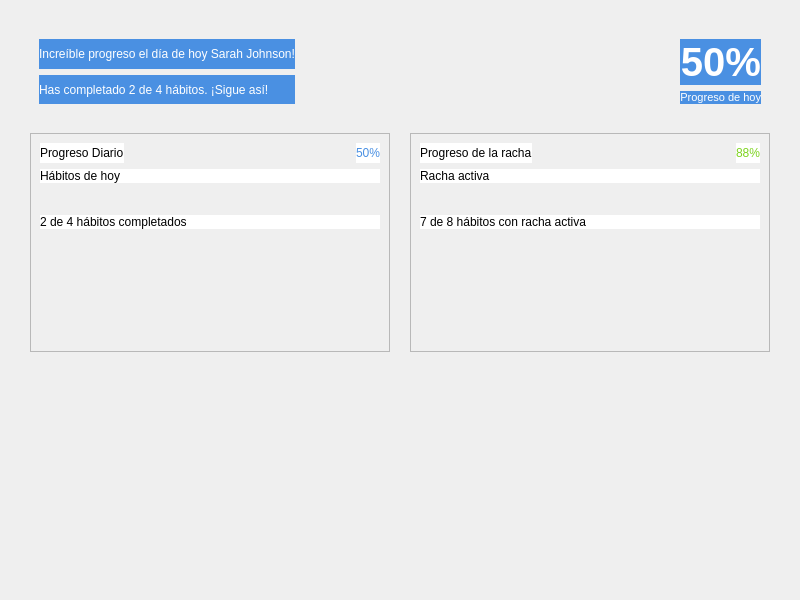
The window that infraestructure/ui/pages/dashboard/dashboard_view.ui (judajaavAlt/PI2) describes before a commit, drawn with Qt 5.
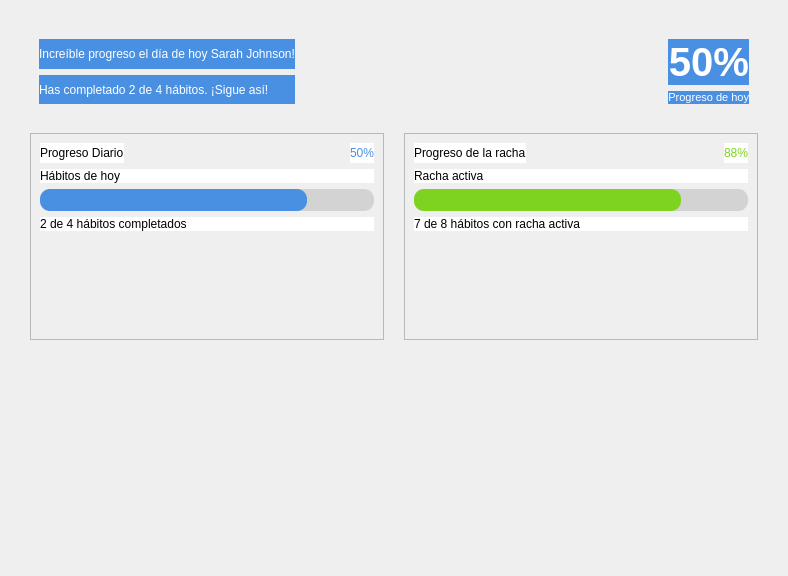
The same window after the commit.

Commit message: dashboard_page fixed, now progress percentages can be set in code

The edit to the form file:
```diff
--- a/infraestructure/ui/pages/dashboard/dashboard_view.ui
+++ b/infraestructure/ui/pages/dashboard/dashboard_view.ui
@@ -6,8 +6,8 @@
    <rect>
     <x>0</x>
     <y>0</y>
-    <width>800</width>
-    <height>600</height>
+    <width>788</width>
+    <height>576</height>
    </rect>
   </property>
   <property name="windowTitle">
@@ -267,71 +267,23 @@
          </widget>
         </item>
         <item>
-         <widget class="QFrame" name="progressBarBackground">
-          <property name="frameShape">
-           <enum>QFrame::Shape::NoFrame</enum>
+         <widget class="QProgressBar" name="progress_bar_today">
+          <property name="styleSheet">
+           <string notr="true">QProgressBar {
+	border-radius: 10px;
+	background: lightgray;  /* Color de fondo de la barra */
+}
+QProgressBar::chunk {
+	background: #4A90E2; /* Color de la parte llena de la barra */
+	border-radius: 10px;
+}</string>
           </property>
-          <layout class="QHBoxLayout" name="dailyProgressBarLayout">
-           <property name="spacing">
-            <number>0</number>
-           </property>
-           <property name="leftMargin">
-            <number>0</number>
-           </property>
-           <property name="topMargin">
-            <number>0</number>
-           </property>
-           <property name="rightMargin">
-            <number>0</number>
-           </property>
-           <property name="bottomMargin">
-            <number>0</number>
-           </property>
-           <item>
-            <widget class="QFrame" name="dailyProgressBarFill">
-             <property name="sizePolicy">
-              <sizepolicy hsizetype="Expanding" vsizetype="Fixed">
-               <horstretch>1</horstretch>
-               <verstretch>0</verstretch>
-              </sizepolicy>
-             </property>
-             <property name="minimumSize">
-              <size>
-               <width>0</width>
-               <height>20</height>
-              </size>
-             </property>
-             <property name="maximumSize">
-              <size>
-               <width>16777215</width>
-               <height>20</height>
-              </size>
-             </property>
-             <property name="frameShape">
-              <enum>QFrame::Shape::NoFrame</enum>
-             </property>
-            </widget>
-           </item>
-           <item>
-            <spacer name="dailyProgressBarSpacer">
-             <property name="sizePolicy">
-              <sizepolicy hsizetype="Minimum" vsizetype="Minimum">
-               <horstretch>0</horstretch>
-               <verstretch>0</verstretch>
-              </sizepolicy>
-             </property>
-             <property name="orientation">
-              <enum>Qt::Orientation::Horizontal</enum>
-             </property>
-             <property name="sizeHint" stdset="0">
-              <size>
-               <width>40</width>
-               <height>20</height>
-              </size>
-             </property>
-            </spacer>
-           </item>
-          </layout>
+          <property name="value">
+           <number>80</number>
+          </property>
+          <property name="textVisible">
+           <bool>false</bool>
+          </property>
          </widget>
         </item>
         <item>
@@ -395,7 +347,7 @@
            </spacer>
           </item>
           <item>
-           <widget class="QLabel" name="percentage">
+           <widget class="QLabel" name="percentage_2">
             <property name="styleSheet">
              <string notr="true">color: #7ED321;
 background-color: white</string>
@@ -418,71 +370,23 @@
          </widget>
         </item>
         <item>
-         <widget class="QFrame" name="progressBarBackground">
-          <property name="frameShape">
-           <enum>QFrame::Shape::NoFrame</enum>
+         <widget class="QProgressBar" name="progress_bar_streak">
+          <property name="styleSheet">
+           <string notr="true">QProgressBar {
+	border-radius: 10px;
+	background: lightgray;  /* Color de fondo de la barra */
+}
+QProgressBar::chunk {
+	background: #7ED321; /* Color de la parte llena de la barra */
+	border-radius: 10px;
+}</string>
           </property>
-          <layout class="QHBoxLayout" name="streakProgressBarLayout">
-           <property name="spacing">
-            <number>0</number>
-           </property>
-           <property name="leftMargin">
-            <number>0</number>
-           </property>
-           <property name="topMargin">
-            <number>0</number>
-           </property>
-           <property name="rightMargin">
-            <number>0</number>
-           </property>
-           <property name="bottomMargin">
-            <number>0</number>
-           </property>
-           <item>
-            <widget class="QFrame" name="streakProgressBarFill">
-             <property name="sizePolicy">
-              <sizepolicy hsizetype="Expanding" vsizetype="Fixed">
-               <horstretch>88</horstretch>
-               <verstretch>0</verstretch>
-              </sizepolicy>
-             </property>
-             <property name="minimumSize">
-              <size>
-               <width>0</width>
-               <height>20</height>
-              </size>
-             </property>
-             <property name="maximumSize">
-              <size>
-               <width>16777215</width>
-               <height>20</height>
-              </size>
-             </property>
-             <property name="frameShape">
-              <enum>QFrame::Shape::NoFrame</enum>
-             </property>
-            </widget>
-           </item>
-           <item>
-            <spacer name="streakProgressBarSpacer">
-             <property name="sizePolicy">
-              <sizepolicy hsizetype="Minimum" vsizetype="Minimum">
-               <horstretch>0</horstretch>
-               <verstretch>0</verstretch>
-              </sizepolicy>
-             </property>
-             <property name="orientation">
-              <enum>Qt::Orientation::Horizontal</enum>
-             </property>
-             <property name="sizeHint" stdset="0">
-              <size>
-               <width>40</width>
-               <height>20</height>
-              </size>
-             </property>
-            </spacer>
-           </item>
-          </layout>
+          <property name="value">
+           <number>80</number>
+          </property>
+          <property name="textVisible">
+           <bool>false</bool>
+          </property>
          </widget>
         </item>
         <item>
```
Left out of the diff: 24 changed lines with no effect on the pictures. The commit also changes 1 other file.
